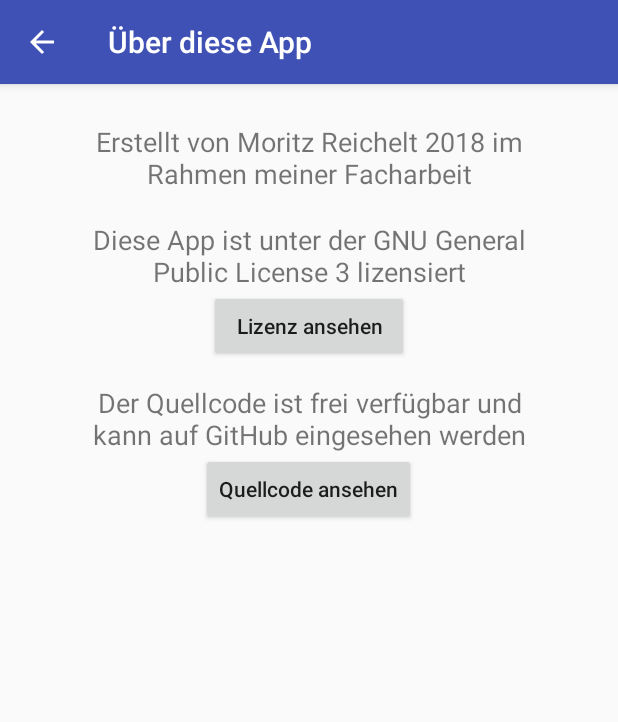
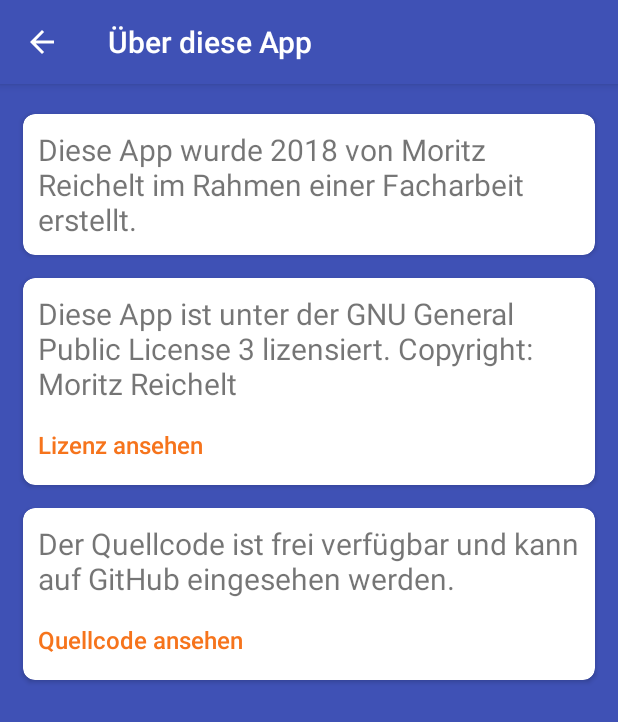
Before and after one commit to MoritzReichelt/VertretungsplanGenschergymnasium, an Android app: the AboutActivity screen opened directly, with no data from a screen before it, on a phone screen of 412 x 824 dp. Shown: the top 722 px of the screen. Run offline under Robolectric (Android 15) with nearby library versions, the phone set to English and light mode, and no system bars.

Commit message:
Neues Design in Über diese App

```diff
--- a/app/build.gradle
+++ b/app/build.gradle
@@ -7,7 +7,7 @@ android {
         minSdkVersion 21
         targetSdkVersion 27
         versionCode 1
-        versionName "1.6"
+        versionName "1.7"
         testInstrumentationRunner "android.support.test.runner.AndroidJUnitRunner"
         vectorDrawables.useSupportLibrary = true
         multiDexEnabled true
@@ -34,4 +34,5 @@ dependencies {
     implementation 'commons-validator:commons-validator:1.6'
     implementation 'com.android.support:design:27.1.1'
     implementation 'com.android.support:gridlayout-v7:27.1.1'
+    implementation 'com.android.support:cardview-v7:27.1.1'
 }
--- a/app/src/main/java/de/reichelt/moritz/vertretungsplangenschergymnasium/AboutActivity.java
+++ b/app/src/main/java/de/reichelt/moritz/vertretungsplangenschergymnasium/AboutActivity.java
@@ -14,6 +14,7 @@ public class AboutActivity extends AppCompatActivity {
     protected void onCreate(Bundle savedInstanceState) {
         super.onCreate(savedInstanceState);
         setContentView(R.layout.activity_about);
+
 
         Button viewLicense = findViewById(R.id.viewLicense);
         viewLicense.setOnClickListener(new View.OnClickListener() {
@@ -32,5 +33,6 @@ public class AboutActivity extends AppCompatActivity {
                 startActivity(viewCode);
             }
         });
+
     }
 }
--- a/app/src/main/java/de/reichelt/moritz/vertretungsplangenschergymnasium/NotificationJobService.java
+++ b/app/src/main/java/de/reichelt/moritz/vertretungsplangenschergymnasium/NotificationJobService.java
@@ -258,9 +258,6 @@ public class NotificationJobService extends JobService {
     }
 
 
-
-
-
     /**
      * Checks whether or not a directory is empty.
      *
@@ -344,7 +341,7 @@ public class NotificationJobService extends JobService {
             NotificationChannel mChannel = new NotificationChannel(channel_id, name, importance);
             mChannel.setDescription(description);
             mChannel.enableLights(true);
-            mChannel.setLightColor(Color.RED);
+            mChannel.setLightColor(Color.rgb(246,116,28));
             assert mNotificationManager != null;
             mNotificationManager.createNotificationChannel(mChannel);
         }
@@ -388,7 +385,7 @@ public class NotificationJobService extends JobService {
             NotificationChannel mChannel = new NotificationChannel(channel_id, name, importance);
             mChannel.setDescription(description);
             mChannel.enableLights(true);
-            mChannel.setLightColor(Color.RED);
+            mChannel.setLightColor(Color.rgb(246,116,28));
             assert mNotificationManager != null;
             mNotificationManager.createNotificationChannel(mChannel);
         }
--- a/app/src/main/res/layout/activity_about.xml
+++ b/app/src/main/res/layout/activity_about.xml
@@ -1,59 +1,114 @@
 <?xml version="1.0" encoding="utf-8"?>
 
-<RelativeLayout xmlns:android="http://schemas.android.com/apk/res/android"
+<ScrollView xmlns:android="http://schemas.android.com/apk/res/android"
+    xmlns:app="http://schemas.android.com/apk/res-auto"
     android:layout_width="match_parent"
-    android:layout_height="match_parent">
+    android:layout_height="match_parent"
+    android:background="@color/colorPrimary">
+
+    <LinearLayout
+        android:layout_width="wrap_content"
+        android:layout_height="wrap_content"
+        android:orientation="vertical">
+
+        <android.support.v7.widget.CardView
+            android:layout_width="wrap_content"
+            android:layout_height="wrap_content"
+            android:layout_gravity="center"
+            android:layout_marginTop="20dp"
+            android:layout_marginBottom="15dp"
+            android:layout_marginEnd="15dp"
+            android:layout_marginStart="15dp"
+            app:cardCornerRadius="8dp">
 
             <TextView
-        android:id="@+id/button"
-        android:layout_width="320dp"
+                android:id="@+id/text"
+                android:layout_width="wrap_content"
                 android:layout_height="wrap_content"
-        android:layout_alignParentTop="true"
                 android:layout_centerHorizontal="true"
-        android:layout_marginTop="26dp"
+                android:layout_marginBottom="10dp"
+                android:layout_marginTop="10dp"
                 android:text="@string/about_name"
-        android:textAlignment="center"
-        android:textSize="18sp" />
+                android:textSize="20sp"
+                android:layout_marginStart="10dp"
+                android:layout_marginEnd="10dp"/>
+
+        </android.support.v7.widget.CardView>
+
+        <android.support.v7.widget.CardView
+            android:layout_width="wrap_content"
+            android:layout_height="wrap_content"
+            android:layout_gravity="center"
+            android:layout_marginBottom="15dp"
+            android:layout_marginStart="15dp"
+            android:layout_marginEnd="15dp"
+            app:cardCornerRadius="8dp">
+
+            <LinearLayout
+                android:layout_width="wrap_content"
+                android:layout_height="wrap_content"
+                android:orientation="vertical"
+                android:layout_marginStart="10dp"
+                android:layout_marginEnd="10dp"
+                android:layout_marginTop="10dp">
 
                 <TextView
-        android:id="@+id/textView"
-        android:layout_width="321dp"
+                    android:layout_width="wrap_content"
                     android:layout_height="wrap_content"
-        android:layout_above="@+id/viewLicense"
-        android:layout_centerHorizontal="true"
-        android:layout_marginBottom="-137dp"
                     android:text="@string/about_license"
-        android:textAlignment="center"
-        android:textSize="18sp" />
+                    android:textSize="20sp"/>
 
-    <Button
+                <Button style="?buttonBarButtonStyle"
+                    android:layout_width="wrap_content"
+                    android:layout_height="wrap_content"
                     android:id="@+id/viewLicense"
-        android:layout_width="133dp"
+                    android:text="@string/about_button_see_license"
+                    android:textAllCaps="false"
+                    android:background="@color/colorWhite"
+                    android:textColor="@color/colorAccent"
+                    android:textSize="16sp"/>
+
+            </LinearLayout>
+
+        </android.support.v7.widget.CardView>
+
+        <android.support.v7.widget.CardView
+            android:layout_width="wrap_content"
             android:layout_height="wrap_content"
-        android:layout_alignParentTop="true"
-        android:layout_centerHorizontal="true"
-        android:layout_marginTop="137dp"
-        android:text="@string/about_button_see_license"
-        android:textAllCaps="false" />
+            android:layout_gravity="center"
+            android:layout_marginStart="15dp"
+            android:layout_marginEnd="15dp"
+            android:layout_marginBottom="20dp"
+            app:cardCornerRadius="8dp">
+
+            <LinearLayout
+                android:layout_width="wrap_content"
+                android:layout_height="wrap_content"
+                android:orientation="vertical"
+                android:layout_marginStart="10dp"
+                android:layout_marginEnd="10dp"
+                android:layout_marginTop="10dp">
 
                 <TextView
-        android:id="@+id/textView2"
-        android:layout_width="320dp"
-        android:layout_height="wrap_content"
-        android:layout_alignParentTop="true"
-        android:layout_centerHorizontal="true"
-        android:layout_marginTop="200dp"
-        android:text="@string/about_code"
-        android:textAlignment="center"
-        android:textSize="18sp" />
-
-    <Button
-        android:id="@+id/viewCode"
                     android:layout_width="wrap_content"
                     android:layout_height="wrap_content"
-        android:layout_below="@+id/textView2"
-        android:layout_centerHorizontal="true"
+                    android:text="@string/about_code"
+                    android:textSize="20sp"/>
+
+                <Button style="?buttonBarButtonStyle"
+                    android:layout_width="wrap_content"
+                    android:layout_height="wrap_content"
+                    android:id="@+id/viewCode"
                     android:text="@string/about_button_see_code"
-        android:textAllCaps="false" />
+                    android:textAllCaps="false"
+                    android:background="@color/colorWhite"
+                    android:textColor="@color/colorAccent"
+                    android:textSize="16sp"/>
 
-</RelativeLayout>
+            </LinearLayout>
+
+        </android.support.v7.widget.CardView>
+
+    </LinearLayout>
+
+</ScrollView>
--- a/app/src/main/res/values/colors.xml
+++ b/app/src/main/res/values/colors.xml
@@ -3,4 +3,5 @@
     <color name="colorPrimary">#3F51B5</color>
     <color name="colorPrimaryDark">#303F9F</color>
     <color name="colorAccent">#f6741c</color>
+    <color name="colorWhite">#FFFFFF</color>
 </resources>
--- a/app/src/main/res/values/strings.xml
+++ b/app/src/main/res/values/strings.xml
@@ -8,14 +8,12 @@
     <string name="set_username_preference">Benutzername</string>
     <string name="set_password_preference">Passwort</string>
     <string name="title_activity_settings">Einstellungen</string>
-    <string name="about_description">[Copyright] 2018 Moritz Reichelt</string>
-    <string name="about_description2">Erstellt im Rahmen meiner Facharbeit</string>
     <string name="pref_url_default">http://www.genscher-halle.bildung-lsa.de/plan/vplan.xml</string>
     <string name="pref_notifications_enabled_key">pref_notifications_enabled</string>
-    <string name="about_name">Erstellt von Moritz Reichelt 2018 im Rahmen meiner Facharbeit</string>
-    <string name="about_license">Diese App ist unter der GNU General Public License 3 lizensiert</string>
+    <string name="about_name">Diese App wurde 2018 von Moritz Reichelt im Rahmen einer Facharbeit erstellt.</string>
+    <string name="about_license">Diese App ist unter der GNU General Public License 3 lizensiert. Copyright: Moritz Reichelt</string>
     <string name="about_button_see_license">Lizenz ansehen</string>
-    <string name="about_code">Der Quellcode ist frei verfügbar und kann auf GitHub eingesehen werden</string>
+    <string name="about_code">Der Quellcode ist frei verfügbar und kann auf GitHub eingesehen werden.</string>
     <string name="about_button_see_code">Quellcode ansehen</string>
     <string name="menu_reset_settings">Einstellungen zurücksetzen</string>
     <string name="changed_plan_description">Sendet eine Benachrichtigung bei neuem Vertretungsplan</string>
@@ -24,7 +22,6 @@
     <string name="new_plan_description">Sendet eine Benachrichtigung bei neuem Vertretungsplan</string>
     <string name="changed_plan_text">Der Vertretungsplan wurde aktualisiert!</string>
     <string name="plan_notif_title">Vertretungsplan Genschergymnasium</string>
-    <string name="toast_server_not_available">Server ist nicht erreichbar. Errorcode: </string>
 
     <!-- Einstellungen - Arrays -->
 
```
Lines whose indentation alone changed are shown as unchanged.
